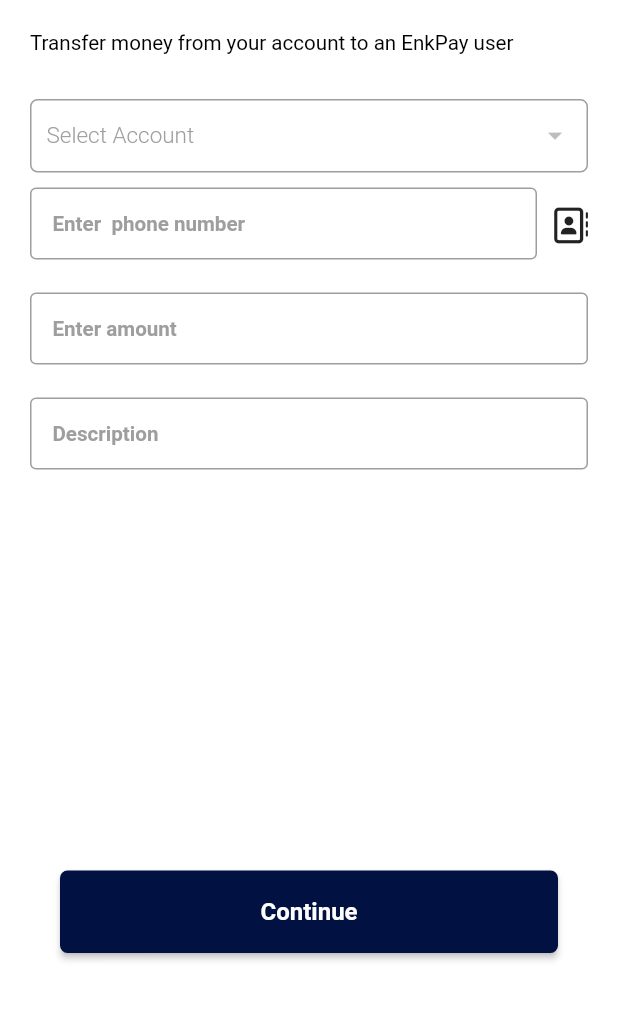
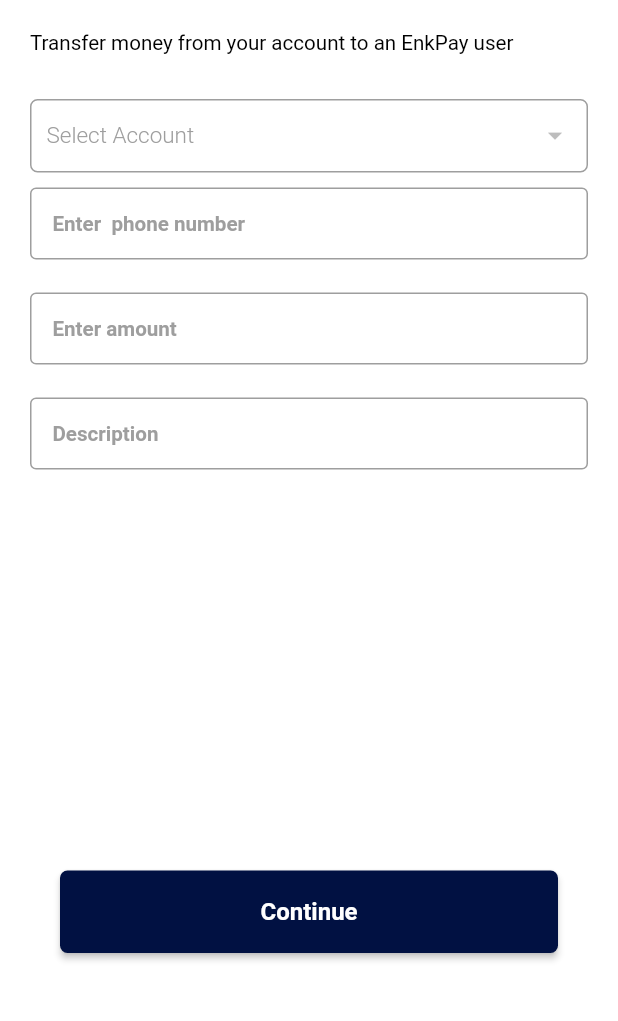
Before and after one commit to miracle7937/ENKWAVE-MOBILE, a Flutter app: the TransferInApp screen opened directly, after a tap on "Select Account", on a phone screen of 412 x 824 dp, the part 84-1105 px from its top. Run offline on Flutter 3.47's test engine with Material 2 defaults, Android fonts, the phone set to English and light mode, and no system bars; our stand-ins replace animated_bottom_navigation_bar, audioplayers, device_info, equatable, firebase_core, firebase_messaging and 17 more; missing offline and left inert: etop_pos_plugin, flutter_pin_code_fields; accounts and stored records are empty; network calls fail; Roboto replaces fonts that are missing (Effra).

```diff
--- a/lib/UILayer/Screens/transfers/transfer_in_app.dart
+++ b/lib/UILayer/Screens/transfers/transfer_in_app.dart
@@ -11,8 +11,6 @@
 import 'package:flutter/cupertino.dart';
 import 'package:flutter/material.dart';
 import 'package:flutter/services.dart';
-import 'package:flutter_native_contact_picker/flutter_native_contact_picker.dart';
-import 'package:font_awesome_flutter/font_awesome_flutter.dart';
 import 'package:provider/provider.dart';
 
 import '../../../Constant/string_values.dart';
@@ -33,15 +31,9 @@
     with InternalTransferView {
   TextEditingController phoneNumberController = TextEditingController();
   TextEditingController amountController = TextEditingController();
-  late List<Contact>? contacts;
-
-  getPhoneNumber() async {
-    contacts = await FlutterContactPicker().selectContacts();
-  }
 
   @override
   void initState() {
-    getPhoneNumber();
     super.initState();
   }
 
@@ -137,20 +129,6 @@
                   },
                 ),
               ),
-              const SizedBox(
-                width: 10,
-              ),
-              Center(
-                child: InkWell(
-                  onTap: () {
-                    selectContact();
-                  },
-                  child: const FaIcon(
-                    FontAwesomeIcons.addressBook,
-                  ),
-                  // child: Image.asset(EPImages.contactIcon),
-                ),
-              )
             ],
           ),
           isNotEmpty(transferController!.searchName)
@@ -209,16 +187,6 @@
     );
   }
 
-  void selectContact() async {
-    if (contacts == null) {
-      return;
-    }
-    showPhoneList(context, contacts!, (v) {
-      phoneNumberController.text = v.phoneNumbers?.first ?? "";
-      transferController!.phoneNumber = v.phoneNumbers?.first ?? "";
-    });
-  }
-
   @override
   onError(String message) {
     if (mounted) {
--- a/pubspec.yaml
+++ b/pubspec.yaml
@@ -46,7 +46,7 @@
   flutter_multi_formatter: ^2.5.1
   lottie: ^1.2.2
 
-  flutter_native_contact_picker: ^0.0.6
+#  flutter_native_contact_picker:
 #  flutter_contacts: ^1.1.6
   local_auth: ^1.1.11
   flutter_pin_code_fields: ^1.2.0
```
Also changed, not shown: lib/UILayer/CustomWidget/ReUseableWidget/bottom_dialog.dart (+24 -25 lines), lib/UILayer/Screens/airtime_screen/buy_airtime_screen.dart (+12 -31 lines), lib/UILayer/Screens/data_screen/buy_data_screen.dart (+1 -29 lines), assets/test_icon.png, assets/test_logo.png, pubspec.lock, 27 other files.
